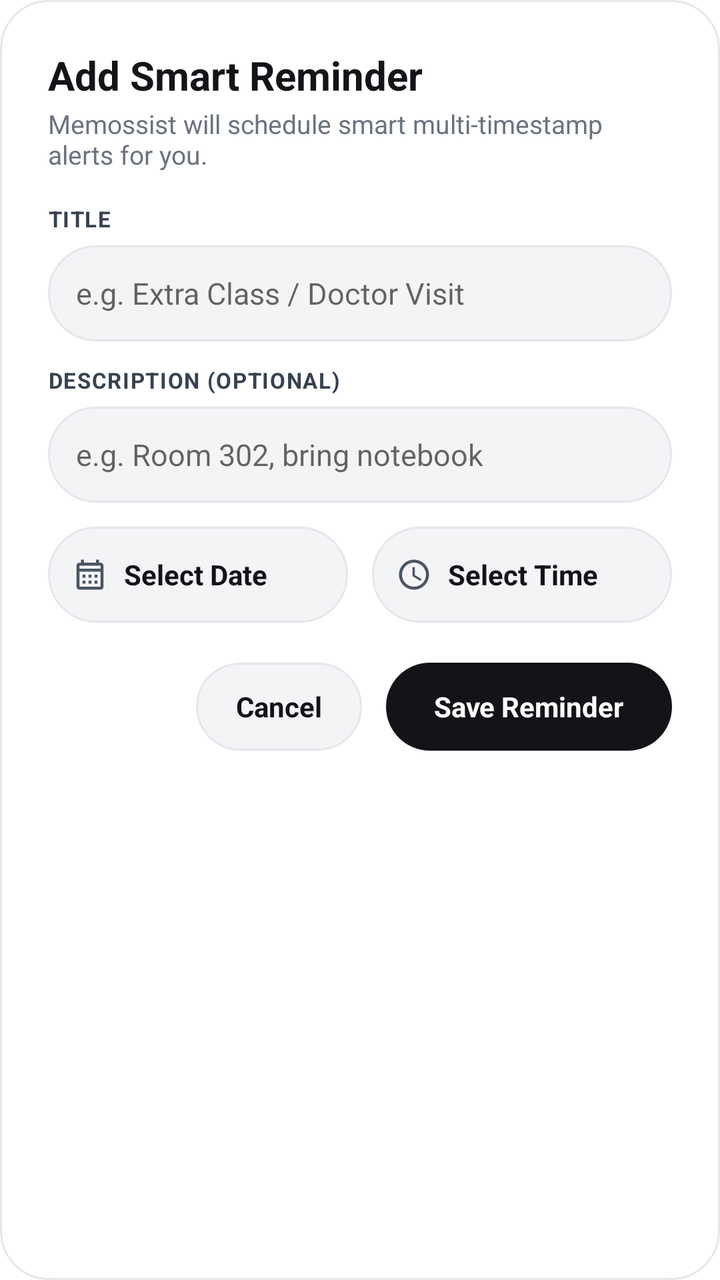
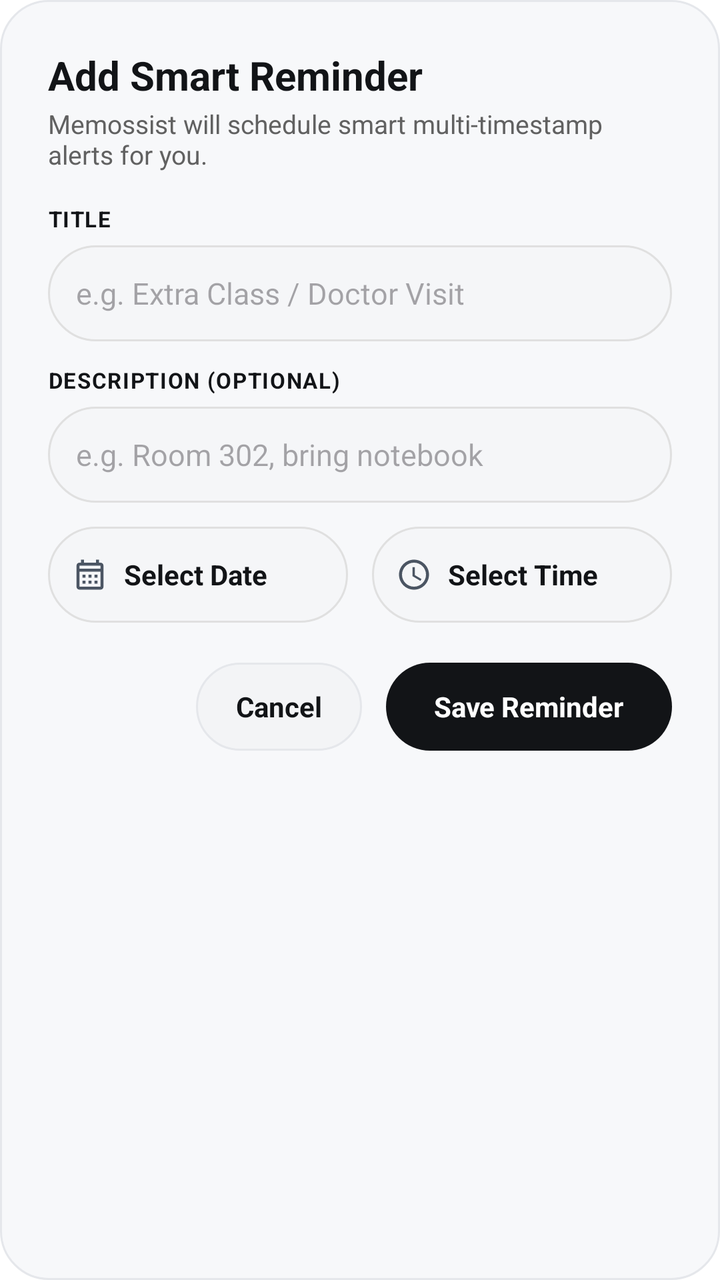

Screens rendered from an Android XML layout before and after an edit, with the pre-edit source and the edit as a unified diff.
<!-- AndroidManifest.xml: application theme Theme.AppTempeLate -->
<!-- res/layout/dialog_add_edit_reminder.xml -->
<?xml version="1.0" encoding="utf-8"?>
<LinearLayout xmlns:android="http://schemas.android.com/apk/res/android"
    xmlns:app="http://schemas.android.com/apk/res-auto"
    android:layout_width="match_parent"
    android:layout_height="wrap_content"
    android:background="@drawable/bg_dialog_rounded"
    android:orientation="vertical"
    android:padding="24dp">

    
    <TextView
        android:id="@+id/tvDialogHeader"
        android:layout_width="wrap_content"
        android:layout_height="wrap_content"
        android:text="Add Smart Reminder"
        android:textColor="#121417"
        android:textSize="20sp"
        android:textStyle="bold" />

    <TextView
        android:layout_width="wrap_content"
        android:layout_height="wrap_content"
        android:layout_marginTop="2dp"
        android:text="Memossist will schedule smart multi-timestamp alerts for you."
        android:textColor="#6B7280"
        android:textSize="13sp" />

    
    <TextView
        android:layout_width="wrap_content"
        android:layout_height="wrap_content"
        android:layout_marginTop="16dp"
        android:text="TITLE"
        android:textColor="#374151"
        android:textSize="11sp"
        android:textStyle="bold"
        android:letterSpacing="0.05" />

    <EditText
        android:id="@+id/etDialogReminderTitle"
        android:layout_width="match_parent"
        android:layout_height="48dp"
        android:layout_marginTop="6dp"
        android:background="@drawable/bg_gemini_chat_box"
        android:hint="e.g. Extra Class / Doctor Visit"
        android:inputType="textCapSentences"
        android:paddingHorizontal="14dp"
        android:textColor="#121417"
        android:textSize="15sp" />

    
    <TextView
        android:layout_width="wrap_content"
        android:layout_height="wrap_content"
        android:layout_marginTop="12dp"
        android:text="DESCRIPTION (OPTIONAL)"
        android:textColor="#374151"
        android:textSize="11sp"
        android:textStyle="bold"
        android:letterSpacing="0.05" />

    <EditText
        android:id="@+id/etDialogReminderDesc"
        android:layout_width="match_parent"
        android:layout_height="48dp"
        android:layout_marginTop="6dp"
        android:background="@drawable/bg_gemini_chat_box"
        android:hint="e.g. Room 302, bring notebook"
        android:inputType="textCapSentences"
        android:paddingHorizontal="14dp"
        android:textColor="#121417"
        android:textSize="15sp" />

    
    <LinearLayout
        android:layout_width="match_parent"
        android:layout_height="wrap_content"
        android:layout_marginTop="12dp"
        android:orientation="horizontal">

        
        <LinearLayout
            android:id="@+id/btnPickDate"
            android:layout_width="0dp"
            android:layout_height="48dp"
            android:layout_marginEnd="6dp"
            android:layout_weight="1"
            android:background="@drawable/bg_gemini_chat_box"
            android:clickable="true"
            android:focusable="true"
            android:gravity="center_vertical"
            android:orientation="horizontal"
            android:paddingHorizontal="12dp">

            <ImageView
                android:layout_width="18dp"
                android:layout_height="18dp"
                android:src="@drawable/ic_calendar"
                app:tint="#4B5563"
                android:contentDescription="Date" />

            <TextView
                android:id="@+id/tvSelectedDate"
                android:layout_width="wrap_content"
                android:layout_height="wrap_content"
                android:layout_marginStart="8dp"
                android:text="Select Date"
                android:textColor="#121417"
                android:textSize="14sp"
                android:textStyle="bold" />

        </LinearLayout>

        
        <LinearLayout
            android:id="@+id/btnPickTime"
            android:layout_width="0dp"
            android:layout_height="48dp"
            android:layout_marginStart="6dp"
            android:layout_weight="1"
            android:background="@drawable/bg_gemini_chat_box"
            android:clickable="true"
            android:focusable="true"
            android:gravity="center_vertical"
            android:orientation="horizontal"
            android:paddingHorizontal="12dp">

            <ImageView
                android:layout_width="18dp"
                android:layout_height="18dp"
                android:src="@drawable/ic_clock"
                app:tint="#4B5563"
                android:contentDescription="Time" />

            <TextView
                android:id="@+id/tvSelectedTime"
                android:layout_width="wrap_content"
                android:layout_height="wrap_content"
                android:layout_marginStart="8dp"
                android:text="Select Time"
                android:textColor="#121417"
                android:textSize="14sp"
                android:textStyle="bold" />

        </LinearLayout>

    </LinearLayout>

    
    <LinearLayout
        android:layout_width="match_parent"
        android:layout_height="wrap_content"
        android:layout_marginTop="20dp"
        android:gravity="end"
        android:orientation="horizontal">

        <TextView
            android:id="@+id/btnDialogCancel"
            android:layout_width="wrap_content"
            android:layout_height="44dp"
            android:background="@drawable/bg_button_cancel_pill"
            android:clickable="true"
            android:focusable="true"
            android:gravity="center"
            android:paddingHorizontal="20dp"
            android:text="Cancel"
            android:textColor="#121417"
            android:textSize="14sp"
            android:textStyle="bold" />

        <TextView
            android:id="@+id/btnDialogSave"
            android:layout_width="wrap_content"
            android:layout_height="44dp"
            android:layout_marginStart="12dp"
            android:background="@drawable/bg_button_save_pill"
            android:clickable="true"
            android:focusable="true"
            android:gravity="center"
            android:paddingHorizontal="24dp"
            android:text="Save Reminder"
            android:textColor="#FFFFFF"
            android:textSize="14sp"
            android:textStyle="bold" />

    </LinearLayout>

</LinearLayout>
<!-- resources referenced by this layout -->
<resources>
  <!-- drawable bg_button_cancel_pill (drawable) -->
  <?xml version="1.0" encoding="utf-8"?>
  <ripple xmlns:android="http://schemas.android.com/apk/res/android"
      android:color="#E5E7EB">
      <item>
          <shape android:shape="rectangle">
              <solid android:color="#F3F4F6" />
              <corners android:radius="24dp" />
              <stroke
                  android:width="1dp"
                  android:color="#E5E7EB" />
          </shape>
      </item>
  </ripple>
  <!-- drawable bg_button_save_pill (drawable) -->
  <?xml version="1.0" encoding="utf-8"?>
  <ripple xmlns:android="http://schemas.android.com/apk/res/android"
      android:color="#374151">
      <item>
          <shape android:shape="rectangle">
              <solid android:color="#121417" />
              <corners android:radius="24dp" />
          </shape>
      </item>
  </ripple>
  <!-- drawable bg_dialog_rounded (drawable) -->
  <?xml version="1.0" encoding="utf-8"?>
  <shape xmlns:android="http://schemas.android.com/apk/res/android"
      android:shape="rectangle">
      <solid android:color="#FFFFFF" />
      <corners android:radius="24dp" />
      <stroke
          android:width="1dp"
          android:color="#E5E7EB" />
  </shape>
  <!-- drawable bg_gemini_chat_box (drawable) -->
  <?xml version="1.0" encoding="utf-8"?>
  <shape xmlns:android="http://schemas.android.com/apk/res/android"
      android:shape="rectangle">
      <solid android:color="#F3F4F6" />
      <corners android:radius="28dp" />
      <stroke
          android:width="1dp"
          android:color="#E5E7EB" />
  </shape>
  <!-- drawable ic_clock (drawable) -->
  <vector xmlns:android="http://schemas.android.com/apk/res/android"
      android:width="24dp"
      android:height="24dp"
      android:viewportWidth="24"
      android:viewportHeight="24">
    <path
        android:fillColor="#FF000000"
        android:pathData="M11.99,2 C6.47,2 2,6.48 2,12 C2,17.52 6.47,22 11.99,22 C17.52,22 22,17.52 22,12 C22,6.48 17.52,2 11.99,2 ZM12,20 C7.58,20 4,16.42 4,12 C4,7.58 7.58,4 12,4 C16.42,4 20,7.58 20,12 C20,16.42 16.42,20 12,20 ZM12.5,7 L11,7 L11,13 L16.25,16.15 L17,14.92 L12.5,12.25 L12.5,7 Z"/>
  </vector>
  <style name="Theme.AppTempeLate" parent="Theme.MaterialComponents.DayNight.NoActionBar">
          
          <item name="windowActionBar">false</item>
          <item name="windowNoTitle">true</item>
          <item name="android:windowActionBar">false</item>
          <item name="android:windowNoTitle">true</item>
  
          
          <item name="android:windowBackground">@color/white</item>
          <item name="android:statusBarColor">@color/white</item>
          <item name="android:windowLightStatusBar">true</item>
          <item name="android:navigationBarColor">@color/white</item>
      </style>
  <color name="white">#FFFFFF</color>
  <!-- unchanged entries left out for length: 1 -->
</resources>

<!-- the commit's change to res/layout/dialog_add_edit_reminder.xml (unified diff, before → after) -->
@@ -13,7 +13,7 @@
         android:layout_width="wrap_content"
         android:layout_height="wrap_content"
         android:text="Add Smart Reminder"
-        android:textColor="#121417"
+        android:textColor="@color/text_primary"
         android:textSize="20sp"
         android:textStyle="bold" />
 
@@ -22,7 +22,7 @@
         android:layout_height="wrap_content"
         android:layout_marginTop="2dp"
         android:text="Memossist will schedule smart multi-timestamp alerts for you."
-        android:textColor="#6B7280"
+        android:textColor="@color/text_secondary"
         android:textSize="13sp" />
 
     
@@ -31,7 +31,7 @@
         android:layout_height="wrap_content"
         android:layout_marginTop="16dp"
         android:text="TITLE"
-        android:textColor="#374151"
+        android:textColor="@color/text_primary"
         android:textSize="11sp"
         android:textStyle="bold"
         android:letterSpacing="0.05" />
@@ -45,7 +45,7 @@
         android:hint="e.g. Extra Class / Doctor Visit"
         android:inputType="textCapSentences"
         android:paddingHorizontal="14dp"
-        android:textColor="#121417"
+        android:textColor="@color/text_primary"
         android:textSize="15sp" />
 
     
@@ -54,7 +54,7 @@
         android:layout_height="wrap_content"
         android:layout_marginTop="12dp"
         android:text="DESCRIPTION (OPTIONAL)"
-        android:textColor="#374151"
+        android:textColor="@color/text_primary"
         android:textSize="11sp"
         android:textStyle="bold"
         android:letterSpacing="0.05" />
@@ -68,7 +68,7 @@
         android:hint="e.g. Room 302, bring notebook"
         android:inputType="textCapSentences"
         android:paddingHorizontal="14dp"
-        android:textColor="#121417"
+        android:textColor="@color/text_primary"
         android:textSize="15sp" />
 
     
@@ -96,7 +96,7 @@
                 android:layout_width="18dp"
                 android:layout_height="18dp"
                 android:src="@drawable/ic_calendar"
-                app:tint="#4B5563"
+                app:tint="@color/text_tertiary"
                 android:contentDescription="Date" />
 
             <TextView
@@ -105,7 +105,7 @@
                 android:layout_height="wrap_content"
                 android:layout_marginStart="8dp"
                 android:text="Select Date"
-                android:textColor="#121417"
+                android:textColor="@color/text_primary"
                 android:textSize="14sp"
                 android:textStyle="bold" />
 
@@ -129,7 +129,7 @@
                 android:layout_width="18dp"
                 android:layout_height="18dp"
                 android:src="@drawable/ic_clock"
-                app:tint="#4B5563"
+                app:tint="@color/text_tertiary"
                 android:contentDescription="Time" />
 
             <TextView
@@ -138,7 +138,7 @@
                 android:layout_height="wrap_content"
                 android:layout_marginStart="8dp"
                 android:text="Select Time"
-                android:textColor="#121417"
+                android:textColor="@color/text_primary"
                 android:textSize="14sp"
                 android:textStyle="bold" />
 
@@ -164,7 +164,7 @@
             android:gravity="center"
             android:paddingHorizontal="20dp"
             android:text="Cancel"
-            android:textColor="#121417"
+            android:textColor="@color/text_primary"
             android:textSize="14sp"
             android:textStyle="bold" />
 
@@ -179,7 +179,7 @@
             android:gravity="center"
             android:paddingHorizontal="24dp"
             android:text="Save Reminder"
-            android:textColor="#FFFFFF"
+            android:textColor="@color/app_window_background"
             android:textSize="14sp"
             android:textStyle="bold" />
 
<!-- resource entries referenced after the edit -->
@@ -1,26 +1,30 @@
 <!-- resources referenced by this layout -->
 <resources>
+  <color name="app_window_background">#FFFFFF</color>
+  <color name="text_primary">#121417</color>
+  <color name="text_secondary">#616161</color>
+  <color name="text_tertiary">#4B5563</color>
   <!-- drawable bg_button_cancel_pill (drawable) -->
   <?xml version="1.0" encoding="utf-8"?>
   <ripple xmlns:android="http://schemas.android.com/apk/res/android"
-      android:color="#E5E7EB">
+      android:color="#1F000000">
       <item>
           <shape android:shape="rectangle">
-              <solid android:color="#F3F4F6" />
+              <solid android:color="@color/app_card_background" />
               <corners android:radius="24dp" />
               <stroke
                   android:width="1dp"
-                  android:color="#E5E7EB" />
+                  android:color="@color/app_card_border" />
           </shape>
       </item>
   </ripple>
   <!-- drawable bg_button_save_pill (drawable) -->
   <?xml version="1.0" encoding="utf-8"?>
   <ripple xmlns:android="http://schemas.android.com/apk/res/android"
-      android:color="#374151">
+      android:color="@color/app_icon_button_background">
       <item>
           <shape android:shape="rectangle">
-              <solid android:color="#121417" />
+              <solid android:color="@color/text_primary" />
               <corners android:radius="24dp" />
           </shape>
       </item>
@@ -29,21 +33,21 @@
   <?xml version="1.0" encoding="utf-8"?>
   <shape xmlns:android="http://schemas.android.com/apk/res/android"
       android:shape="rectangle">
-      <solid android:color="#FFFFFF" />
+      <solid android:color="@color/app_surface_background" />
       <corners android:radius="24dp" />
       <stroke
           android:width="1dp"
-          android:color="#E5E7EB" />
+          android:color="@color/app_card_border" />
   </shape>
   <!-- drawable bg_gemini_chat_box (drawable) -->
   <?xml version="1.0" encoding="utf-8"?>
   <shape xmlns:android="http://schemas.android.com/apk/res/android"
       android:shape="rectangle">
-      <solid android:color="#F3F4F6" />
+      <solid android:color="@color/chat_box_bg" />
       <corners android:radius="28dp" />
       <stroke
           android:width="1dp"
-          android:color="#E5E7EB" />
+          android:color="@color/chat_box_border" />
   </shape>
   <!-- drawable ic_clock (drawable) -->
   <vector xmlns:android="http://schemas.android.com/apk/res/android"
@@ -55,20 +59,27 @@
         android:fillColor="#FF000000"
         android:pathData="M11.99,2 C6.47,2 2,6.48 2,12 C2,17.52 6.47,22 11.99,22 C17.52,22 22,17.52 22,12 C22,6.48 17.52,2 11.99,2 ZM12,20 C7.58,20 4,16.42 4,12 C4,7.58 7.58,4 12,4 C16.42,4 20,7.58 20,12 C20,16.42 16.42,20 12,20 ZM12.5,7 L11,7 L11,13 L16.25,16.15 L17,14.92 L12.5,12.25 L12.5,7 Z"/>
   </vector>
-  <style name="Theme.AppTempeLate" parent="Theme.MaterialComponents.DayNight.NoActionBar">
+  <style name="Theme.AppTempeLate" parent="Theme.Material3.DayNight.NoActionBar">
           
           <item name="windowActionBar">false</item>
           <item name="windowNoTitle">true</item>
           <item name="android:windowActionBar">false</item>
           <item name="android:windowNoTitle">true</item>
   
-          
-          <item name="android:windowBackground">@color/white</item>
-          <item name="android:statusBarColor">@color/white</item>
+          <item name="android:windowBackground">@color/app_window_background</item>
+          <item name="android:statusBarColor">@color/app_window_background</item>
+          <item name="android:navigationBarColor">@color/app_window_background</item>
           <item name="android:windowLightStatusBar">true</item>
-          <item name="android:navigationBarColor">@color/white</item>
+          <item name="colorSurface">@color/app_surface_background</item>
+          <item name="colorOnSurface">@color/text_primary</item>
+          <item name="colorBackgroundFloating">@color/app_surface_background</item>
       </style>
-  <color name="white">#FFFFFF</color>
+  <color name="app_card_background">#F3F4F6</color>
+  <color name="app_card_border">#E5E7EB</color>
+  <color name="app_icon_button_background">#F1F3F5</color>
+  <color name="app_surface_background">#F7F8FA</color>
+  <color name="chat_box_bg">#F5F6F8</color>
+  <color name="chat_box_border">#E0E0E0</color>
   <!-- unchanged entries left out for length: 1 -->
 </resources>
 
